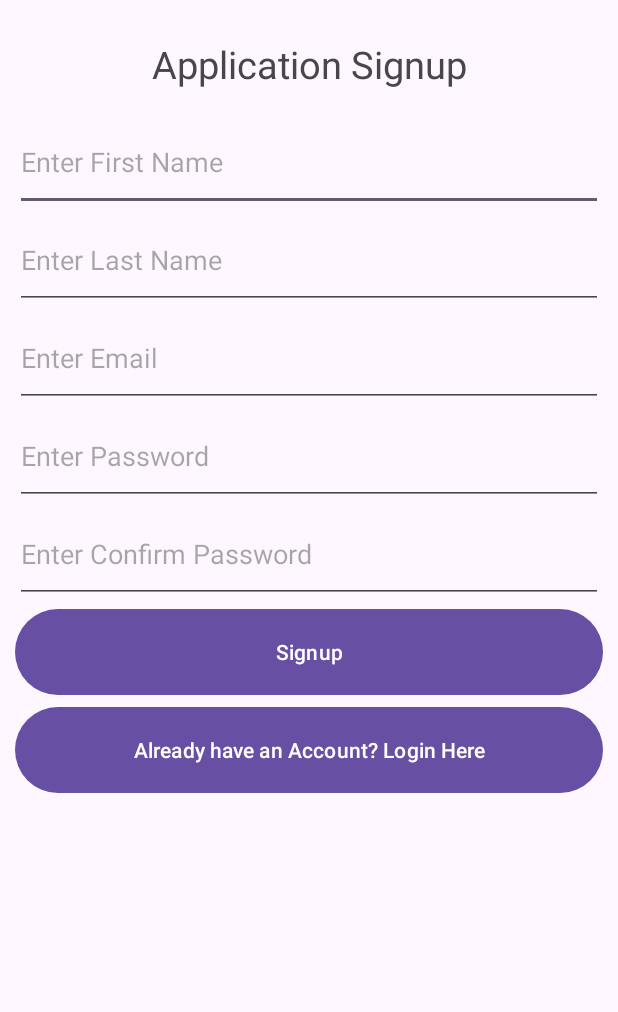
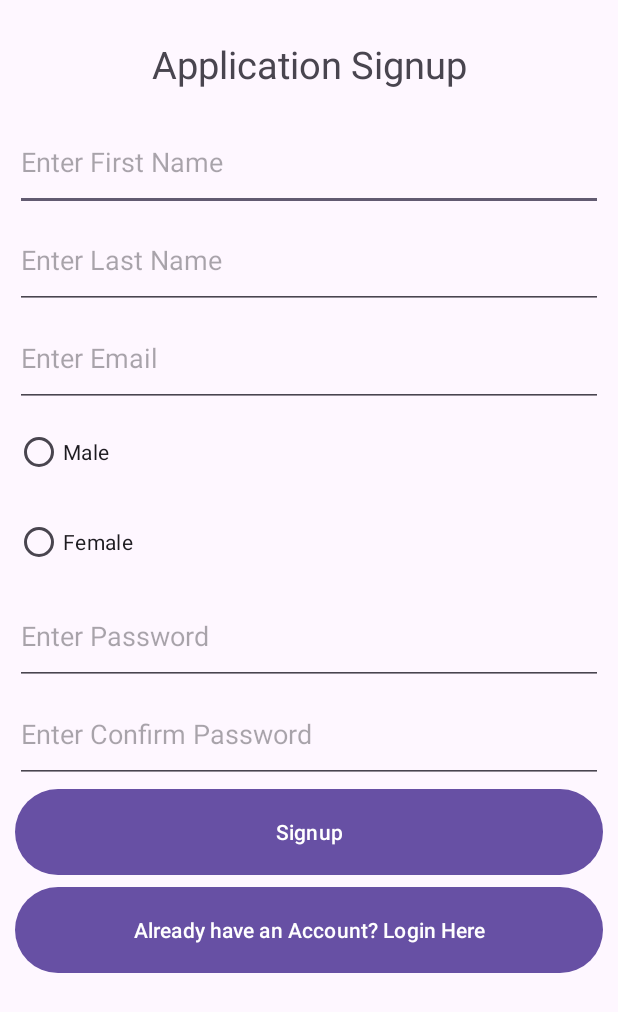
Before and after one commit to sunilbist-nast/BE7thG1App, an Android app: the SignupActivity screen opened directly, with no data from a screen before it, on a phone screen of 412 x 824 dp. Shown: the top 1012 px of the screen. Run offline under Robolectric (Android 15) with nearby library versions, the phone set to English and light mode, and no system bars.

Commit message:
radio added for gender

```diff
--- a/app/src/main/res/layout/activity_signup.xml
+++ b/app/src/main/res/layout/activity_signup.xml
@@ -35,6 +35,21 @@
         android:hint="Enter Email"
         android:inputType="textEmailAddress" />
 
+    <RadioGroup
+        android:layout_width="match_parent"
+        android:layout_height="wrap_content">
+        <RadioButton
+            android:layout_width="match_parent"
+            android:layout_height="60dp"
+            android:text="Male"
+            android:id="@+id/rdo_male"/>
+        <RadioButton
+            android:layout_width="match_parent"
+            android:layout_height="60dp"
+            android:text="Female"
+            android:id="@+id/rdo_female"/>
+    </RadioGroup>
+
     <EditText
         android:id="@+id/et_password"
         android:layout_width="match_parent"
```
